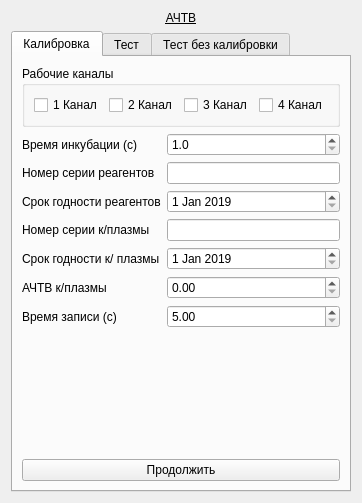
The window that choisedialog/ko2.ui (krang4d/Agrekola) describes before a commit, drawn with Qt 5.
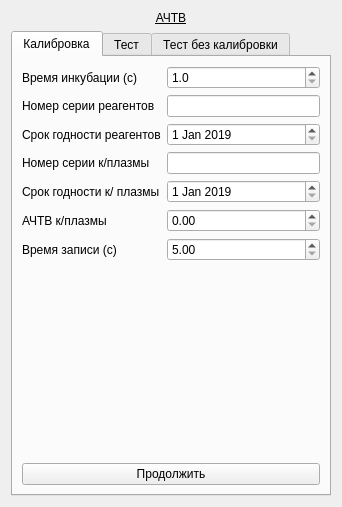
The same window after the commit.

Diff of the .ui file:
```diff
--- a/choisedialog/ko2.ui
+++ b/choisedialog/ko2.ui
@@ -7,7 +7,7 @@
     <x>0</x>
     <y>0</y>
     <width>342</width>
-    <height>503</height>
+    <height>507</height>
    </rect>
   </property>
   <property name="windowTitle">
@@ -52,43 +52,6 @@
        <string>Калибровка</string>
       </attribute>
       <layout class="QVBoxLayout" name="verticalLayout">
-       <item>
-        <widget class="QGroupBox" name="groupBox_calibChls">
-         <property name="title">
-          <string>Рабочие каналы</string>
-         </property>
-         <layout class="QHBoxLayout" name="horizontalLayout">
-          <item>
-           <widget class="QCheckBox" name="checkBox_calibCh1">
-            <property name="text">
-             <string>1 Канал</string>
-            </property>
-           </widget>
-          </item>
-          <item>
-           <widget class="QCheckBox" name="checkBox_calibCh2">
-            <property name="text">
-             <string>2 Канал</string>
-            </property>
-           </widget>
-          </item>
-          <item>
-           <widget class="QCheckBox" name="checkBox_calibCh3">
-            <property name="text">
-             <string>3 Канал</string>
-            </property>
-           </widget>
-          </item>
-          <item>
-           <widget class="QCheckBox" name="checkBox_calibCh4">
-            <property name="text">
-             <string>4 Канал</string>
-            </property>
-           </widget>
-          </item>
-         </layout>
-        </widget>
-       </item>
        <item>
         <layout class="QFormLayout" name="formLayout_calib">
          <item row="0" column="0">
```
